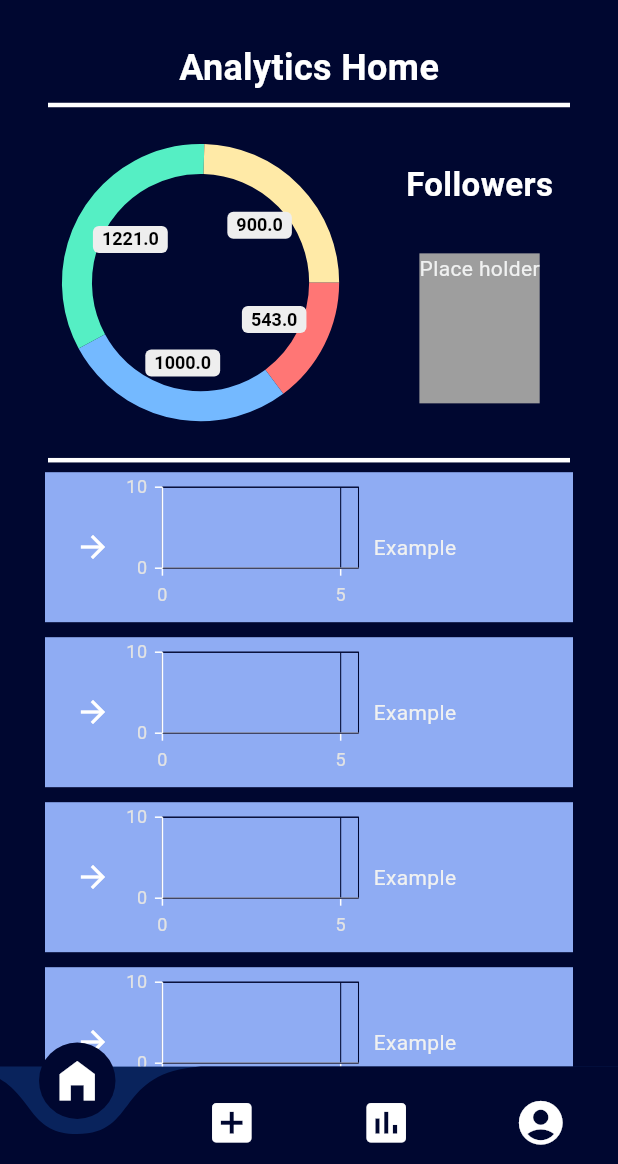
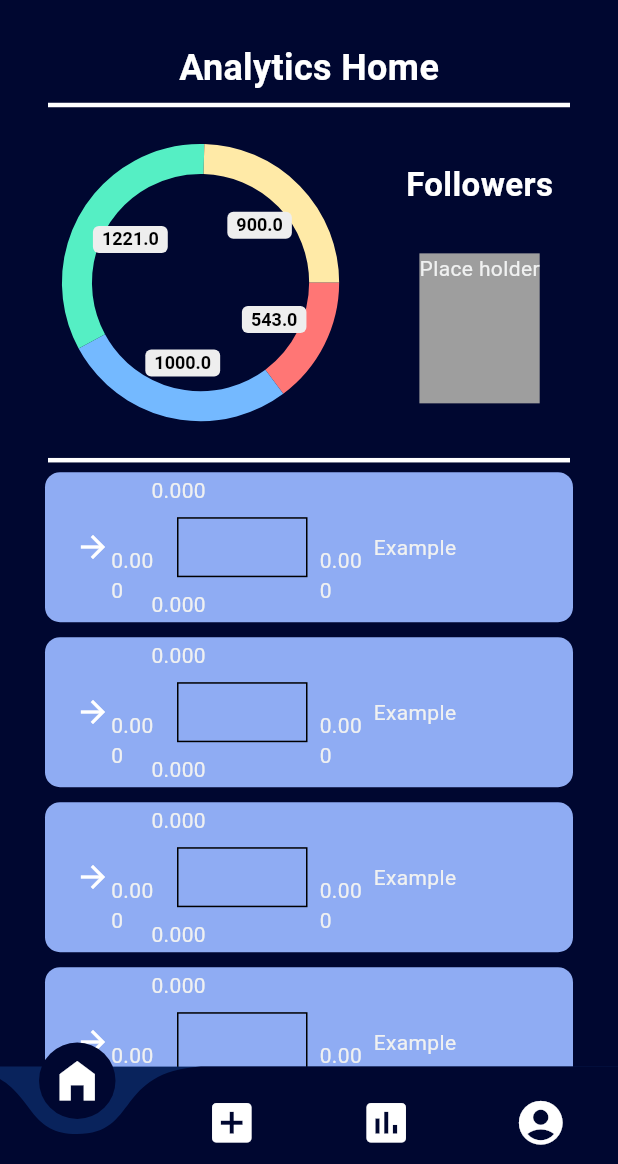
Before and after one commit to WillingDev0812/Blend, a Flutter app: the screen it shows once a user with an empty profile is signed in, swiped to page 3, on a phone screen of 412 x 824 dp, the part 72-1236 px from its top. Run offline on Flutter 3.47's test engine with Material 3 defaults, Android fonts, the phone set to English and light mode, and no system bars; drawn by our look-alikes of curved_navigation_bar, fl_chart, pie_chart; our stand-ins replace animated_list_plus, cloud_firestore, firebase_auth, firebase_core, flex_color_scheme, google_sign_in and 3 more; missing offline and left inert: dart:ffi, flex_color_picker, flutter_facebook_auth, insta_assets_picker; accounts and stored records are empty; network calls fail; project files that could hold a hidden picture were left out.

Commit message:
fixed rounded edges on analytic page...

```diff
--- a/blend/lib/pages/analytics/analytics.dart
+++ b/blend/lib/pages/analytics/analytics.dart
@@ -3,9 +3,10 @@ import 'dart:ffi';
 import 'package:flutter/material.dart';
 import 'package:provider/provider.dart';
 import 'package:blend/global_provider.dart';
-import 'package:pie_chart/pie_chart.dart';
+import 'package:pie_chart/pie_chart.dart' as pie;
 import 'package:blend/components/appBars/main_app_bar.dart';
 import 'package:syncfusion_flutter_charts/charts.dart' as sfc;
+import 'package:fl_chart/fl_chart.dart';
 
 class AnalyticsPage extends StatefulWidget {
   @override
@@ -53,16 +54,16 @@ class _AnalyticsPageState extends State<AnalyticsPage> {
                   Row(
                     mainAxisAlignment: MainAxisAlignment.spaceAround,
                     children: [
-                      PieChart(
+                      pie.PieChart(
                         ringStrokeWidth: 20,
                         dataMap: dataMap,
                         chartLegendSpacing: 20,
-                        chartType: ChartType.ring,
+                        chartType: pie.ChartType.ring,
                         chartRadius: MediaQuery.of(context).size.width / 2.5,
-                        legendOptions: LegendOptions(
+                        legendOptions: pie.LegendOptions(
                             showLegends: false,
                             showLegendsInRow: true,
-                            legendPosition: LegendPosition.bottom),
+                            legendPosition: pie.LegendPosition.bottom),
                       ),
                       Column(
                         mainAxisAlignment: MainAxisAlignment.spaceBetween,
@@ -143,15 +144,19 @@ class PlatformEntry extends StatelessWidget {
     return Container(
         margin: EdgeInsets.only(bottom: 10.0),
         padding: EdgeInsets.only(left: 20.0, right: 10.0),
-        color: Color.fromARGB(255, 143, 172, 243),
+        decoration: BoxDecoration(
+          borderRadius: BorderRadius.circular(10.0),
+          color: Color.fromARGB(255, 143, 172, 243),
+        ),
         child: Row(
           children: [
             Icon(icon),
             Container(
-              width: 175.0,
-              height: 100.0,
-              child: sfc.SfCartesianChart(),
-            ),
+                width: 175.0,
+                height: 100.0,
+                child: LineChart(LineChartData(
+                  gridData: FlGridData(),
+                ))),
             Column(
               children: [Text("Example")],
             ),
--- a/blend/pubspec.yaml
+++ b/blend/pubspec.yaml
@@ -55,6 +55,7 @@ dependencies:
   photo_manager: ^3.0.0-dev.5
   flex_color_picker: ^3.3.1
   animated_list_plus: ^0.5.2
+  fl_chart: ^0.66.2
 
 dev_dependencies:
   flutter_test:
```
Also changed, not shown: blend/pubspec.lock, 14 other files.
